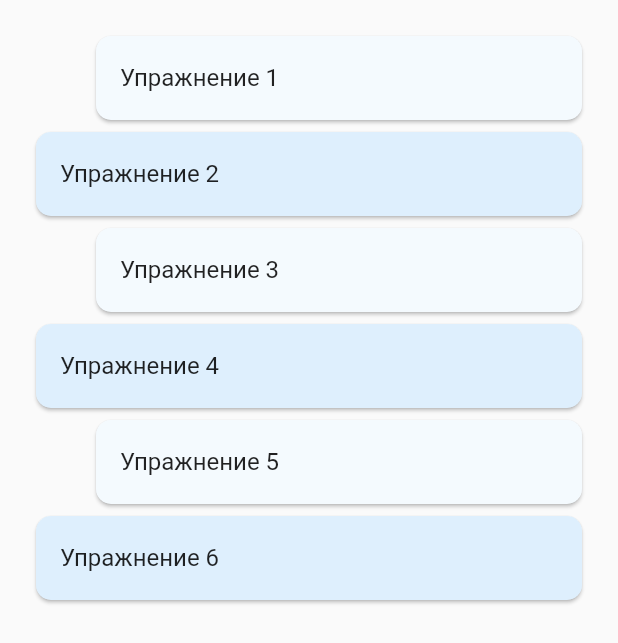
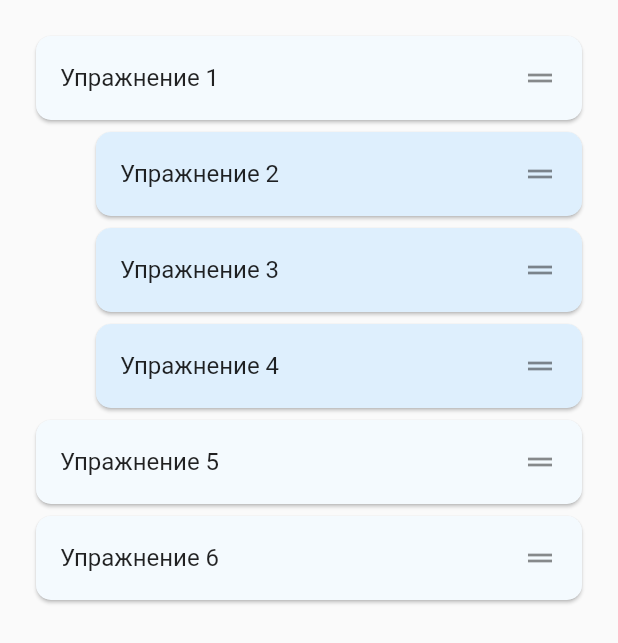
Before and after one commit to Kcliffor/test_app, a Flutter app: the screen it shows after launch, on a phone screen of 412 x 824 dp. Shown: the top 643 px of the screen. Run offline on Flutter 3.47's test engine with Material 2 defaults, Android fonts, the phone set to English and light mode, and no system bars; our stand-ins replace equatable, flutter_bloc, get_it.

Commit message:
almost end

```diff
--- a/lib/injection_container.dart
+++ b/lib/injection_container.dart
@@ -3,6 +3,7 @@ import 'package:test_app/start/data/data_sources/main_remote_data_source.dart';
 import 'package:test_app/start/data/repositories/main_repository.dart';
 import 'package:test_app/start/domain/repositories/main_repository.dart';
 import 'package:test_app/start/domain/usecases/get_data.dart';
+import 'package:test_app/start/domain/usecases/send_data.dart';
 import 'package:test_app/start/presentation/bloc/main_bloc.dart';
 
 final appInstance = GetIt.instance;
@@ -12,12 +13,19 @@ Future<void> init() async {
   appInstance.registerFactory(
     () => MainBloc(
       getData: appInstance(),
+      sendData: appInstance(),
     ),
   );
 
   // Use cases
   appInstance.registerLazySingleton(
     () => GetData(
+      repository: appInstance(),
+    ),
+  );
+
+  appInstance.registerLazySingleton(
+    () => SendData(
       repository: appInstance(),
     ),
   );
@@ -32,5 +40,4 @@ Future<void> init() async {
   appInstance.registerLazySingleton<MainRemoteDataSource>(
     () => MainRemoteDataSourceImpl(),
   );
-
 }
--- a/lib/main.dart
+++ b/lib/main.dart
@@ -1,5 +1,6 @@
 import 'package:flutter/material.dart';
 import 'package:test_app/start/presentation/pages/start_page.dart';
+
 import 'injection_container.dart' as di;
 
 void main() async {
@@ -13,13 +14,15 @@ class MyApp extends StatelessWidget {
 
   @override
   Widget build(BuildContext context) {
-
     return MaterialApp(
       title: 'Flutter Demo',
       theme: ThemeData(
         primarySwatch: Colors.blue,
       ),
-      home: const StartPage(),
+      initialRoute: '/',
+      routes: {
+        '/': (_) => const StartPage(),
+      },
     );
   }
 }
--- a/lib/start/data/data_sources/main_remote_data_source.dart
+++ b/lib/start/data/data_sources/main_remote_data_source.dart
@@ -1,7 +1,9 @@
 import 'package:test_app/start/data/models/data_model.dart';
+import 'package:test_app/start/domain/entities/data.dart';
 
 abstract class MainRemoteDataSource {
   List<DataModel> getData();
+  sendData(List<Data> items);
 }
 
 class MainRemoteDataSourceImpl implements MainRemoteDataSource {
@@ -43,4 +45,9 @@ class MainRemoteDataSourceImpl implements MainRemoteDataSource {
     var res = data.map((json) => DataModel.fromJson(json)).toList();
     return res;
   }
+
+  @override
+  sendData(List<Data> items) {
+    // TODO: implement sendData. Отправляем данные на сервер.
+  }
 }
--- a/lib/start/data/repositories/main_repository.dart
+++ b/lib/start/data/repositories/main_repository.dart
@@ -8,8 +8,12 @@ class MainRepositoryImpl implements MainRepository {
   MainRepositoryImpl({required this.remoteSource});
 
   @override
-  List<Data> getData()  {
+  List<Data> getData() {
     return remoteSource.getData();
   }
 
+  @override
+  sendData(List<Data> items) {
+    return remoteSource.sendData(items);
+  }
 }
--- a/lib/start/domain/repositories/main_repository.dart
+++ b/lib/start/domain/repositories/main_repository.dart
@@ -2,4 +2,5 @@ import 'package:test_app/start/domain/entities/data.dart';
 
 abstract class MainRepository {
   List<Data> getData();
+  sendData(List<Data> items);
 }
--- /dev/null
+++ b/lib/start/domain/usecases/send_data.dart
@@ -0,0 +1,12 @@
+import 'package:test_app/start/domain/entities/data.dart';
+import 'package:test_app/start/domain/repositories/main_repository.dart';
+
+class SendData {
+  final MainRepository repository;
+
+  SendData({required this.repository});
+
+  call(List<Data> items) {
+    return repository.sendData(items);
+  }
+}
--- a/lib/start/presentation/bloc/main_bloc.dart
+++ b/lib/start/presentation/bloc/main_bloc.dart
@@ -1,12 +1,15 @@
 import 'package:flutter_bloc/flutter_bloc.dart';
 import 'package:test_app/start/domain/usecases/get_data.dart';
+import 'package:test_app/start/domain/usecases/send_data.dart';
 import 'package:test_app/start/presentation/bloc/main_event.dart';
 import 'package:test_app/start/presentation/bloc/main_state.dart';
 
 class MainBloc extends Bloc<MainEvent, MainState> {
   final GetData getData;
+  final SendData sendData;
 
-  MainBloc({required this.getData}) : super(EmptyState());
+  MainBloc({required this.sendData, required this.getData})
+      : super(EmptyState());
 
   MainState get initialState => EmptyState();
 
@@ -15,6 +18,8 @@ class MainBloc extends Bloc<MainEvent, MainState> {
     if (event is GetDataEvent) {
       var data = getData.call();
       yield GetDataState(data: data);
+    } else if (event is SendDataEvent) {
+      sendData.call(event.data);
     }
   }
 }
--- a/lib/start/presentation/bloc/main_event.dart
+++ b/lib/start/presentation/bloc/main_event.dart
@@ -1,4 +1,5 @@
 import 'package:equatable/equatable.dart';
+import 'package:test_app/start/domain/entities/data.dart';
 
 class MainEvent extends Equatable {
   @override
@@ -6,3 +7,12 @@ class MainEvent extends Equatable {
 }
 
 class GetDataEvent extends MainEvent {}
+
+class SendDataEvent extends MainEvent {
+  final List<Data> data;
+
+  SendDataEvent({required this.data});
+
+  @override
+  List<Object?> get props => [data];
+}
--- a/lib/start/presentation/bloc/main_state.dart
+++ b/lib/start/presentation/bloc/main_state.dart
@@ -8,7 +8,6 @@ class MainState extends Equatable {
 
 class EmptyState extends MainState {}
 
-
 class GetDataState extends MainState {
   final List<Data> data;
 
--- a/lib/start/presentation/pages/start_page.dart
+++ b/lib/start/presentation/pages/start_page.dart
@@ -5,6 +5,7 @@ import 'package:test_app/start/domain/entities/data.dart';
 import 'package:test_app/start/presentation/bloc/main_bloc.dart';
 import 'package:test_app/start/presentation/bloc/main_event.dart';
 import 'package:test_app/start/presentation/bloc/main_state.dart';
+import 'package:test_app/start/presentation/widgets/reorderable.dart';
 
 class StartPage extends StatefulWidget {
   const StartPage({Key? key}) : super(key: key);
@@ -15,7 +16,7 @@ class StartPage extends StatefulWidget {
 
 class _StartPageState extends State<StartPage> {
   List<Data> items = [];
-
+  List<Widget> tiles = [];
   @override
   Widget build(BuildContext context) {
     return Scaffold(
@@ -25,49 +26,63 @@ class _StartPageState extends State<StartPage> {
           buildWhen: (prevState, nextState) {
             if (nextState is GetDataState) {
               items = nextState.data;
+              tiles = _buildTiles(items);
             }
-            return false;
+            return true;
           },
-          builder: (context, state) => Padding(
-            padding: const EdgeInsets.all(20.0),
-            child: ReorderableListView(
-              onReorder: (int oldIndex, int newIndex) {
-                setState(() {
-                  if (oldIndex < newIndex) {
-                    newIndex--;
-                  }
-                  final Data item = items.removeAt(oldIndex);
-                  items.insert(newIndex, item);
-                });
-              },
-              children: _buildTiles(),
-            ),
-          ),
+          builder: (context, state) {
+            return Padding(
+              padding: const EdgeInsets.all(20.0),
+              child: Column(
+                children: [
+                  Expanded(
+                    child: ReorderList(
+                      tiles: tiles,
+                      items: items,
+                    ),
+                  ),
+                  // TextButton(
+                  //   onPressed: () {},
+                  //   child: const Text(
+                  //     'Отправить',
+                  //     style: TextStyle(color: Colors.white),
+                  //   ),
+                  //   style: TextButton.styleFrom(
+                  //     backgroundColor: Colors.blue,
+                  //   ),
+                  // ),
+                ],
+              ),
+            );
+          },
         ),
       ),
     );
   }
 
-  List<Widget> _buildTiles() {
+  List<Widget> _buildTiles(List<Data> items) {
     List<Widget> list = [];
     final ColorScheme colorScheme = Theme.of(context).colorScheme;
     final Color oddItemColor = colorScheme.primary.withOpacity(0.05);
     final Color evenItemColor = colorScheme.primary.withOpacity(0.15);
 
     for (var item in items) {
-      if (item.id % 2 == 0) {
+      if (item.orderPrefix == "") {
         list.add(
           Card(
-            key: Key('${item.id}'),
+            key: Key('${item.id - 1}'),
             shape: RoundedRectangleBorder(
               borderRadius: BorderRadius.circular(10.0),
             ),
             child: ListTile(
-              // key: Key('$item'),
               shape: RoundedRectangleBorder(
                 borderRadius: BorderRadius.circular(10.0),
               ),
-              tileColor: item.id.isOdd ? oddItemColor : evenItemColor,
+              trailing: ReorderableDragStartListener(
+                index: item.id - 1,
+                child: const Icon(Icons.drag_handle),
+              ),
+              tileColor: item.orderPrefix == "" ? oddItemColor : evenItemColor,
               title: Text('Упражнение ${item.id}'),
             ),
           ),
@@ -75,7 +90,7 @@ class _StartPageState extends State<StartPage> {
       } else {
         list.add(
           Padding(
-            key: Key('${item.id}'),
+            key: Key('${item.id - 1}'),
             padding: const EdgeInsets.only(
               left: 40.0,
             ),
@@ -87,7 +102,12 @@ class _StartPageState extends State<StartPage> {
                 shape: RoundedRectangleBorder(
                   borderRadius: BorderRadius.circular(10.0),
                 ),
-                tileColor: item.id.isOdd ? oddItemColor : evenItemColor,
+                trailing: ReorderableDragStartListener(
+                  index: item.id - 1,
+                  child: const Icon(Icons.drag_handle),
+                ),
+                tileColor:
+                    item.orderPrefix == "" ? oddItemColor : evenItemColor,
                 title: Text('Упражнение ${item.id}'),
               ),
             ),
--- /dev/null
+++ b/lib/start/presentation/widgets/reorderable.dart
@@ -0,0 +1,41 @@
+import 'package:flutter/gestures.dart';
+import 'package:flutter/material.dart';
+import 'package:flutter_bloc/flutter_bloc.dart';
+import 'package:test_app/start/domain/entities/data.dart';
+import 'package:test_app/start/presentation/bloc/main_bloc.dart';
+import 'package:test_app/start/presentation/bloc/main_event.dart';
+
+class ReorderList extends StatefulWidget {
+  final List<Widget> tiles;
+  final List<Data> items;
+
+  const ReorderList({Key? key, required this.tiles, required this.items})
+      : super(key: key);
+
+  @override
+  _ReorderListState createState() => _ReorderListState();
+}
+
+class _ReorderListState extends State<ReorderList> {
+  @override
+  Widget build(BuildContext context) {
+    return ReorderableListView(
+      buildDefaultDragHandles: true,
+      dragStartBehavior: DragStartBehavior.down,
+      onReorder: (int oldIndex, int newIndex) {
+        setState(() {
+          if (oldIndex < newIndex) {
+            newIndex--;
+          }
+          final Widget tile = widget.tiles.removeAt(oldIndex);
+          widget.tiles.insert(newIndex, tile);
+          final Data item = widget.items.removeAt(oldIndex);
+          widget.items.insert(newIndex, item);
+          BlocProvider.of<MainBloc>(context)
+              .add(SendDataEvent(data: widget.items));
+        });
+      },
+      children: widget.tiles,
+    );
+  }
+}
```
